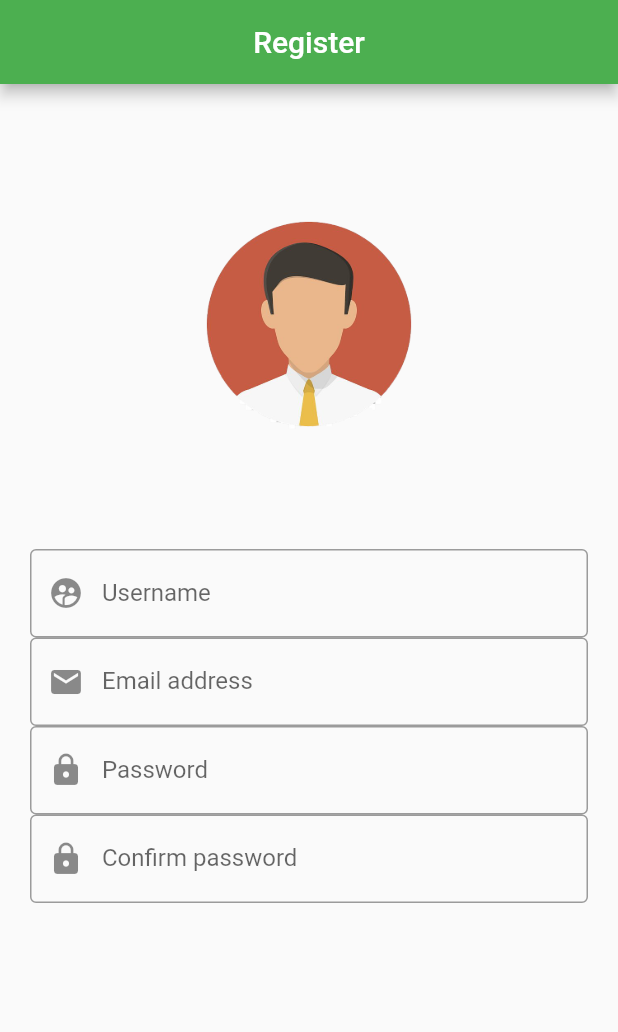
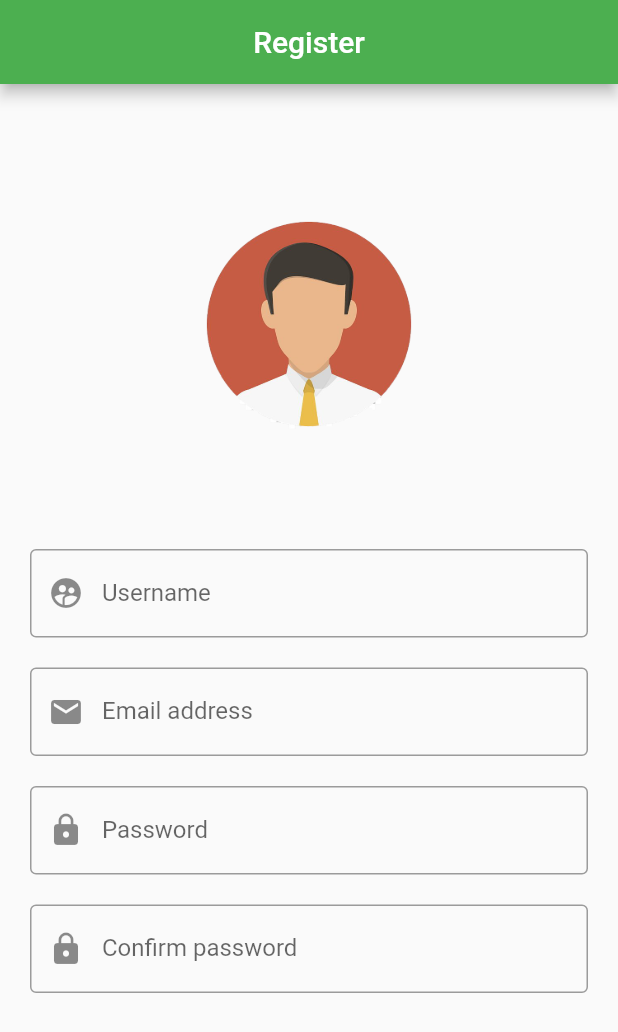
Before and after one commit to Manenomyk/E-Save-app-, a Flutter app: the screen it shows after launch, on a phone screen of 412 x 824 dp. Shown: the top 1032 px of the screen. Run offline on Flutter 3.47's test engine with Material 2 defaults, Android fonts, the phone set to English and light mode, and no system bars; our stand-ins replace animated_splash_screen, lottie.

Commit message:
input boxes styling

```diff
--- a/lib/pages/register.dart
+++ b/lib/pages/register.dart
@@ -50,6 +50,7 @@ class _RegisterState extends State<Register> {
                     ),
                   ),
                 ),
+                SizedBox(height: 20,),
                 TextFormField(
                   keyboardType: TextInputType.emailAddress,
                   controller: emailController,
@@ -61,6 +62,7 @@ class _RegisterState extends State<Register> {
                     ),
                   ),
                 ),
+                SizedBox(height: 20,),
                 TextFormField(
                   keyboardType: TextInputType.visiblePassword,
                   controller: passController,
@@ -72,6 +74,7 @@ class _RegisterState extends State<Register> {
                     ),
                   ),
                 ),
+                SizedBox(height: 20,),
                 TextFormField(
                   keyboardType: TextInputType.visiblePassword,
                   controller: confirmController,
```
